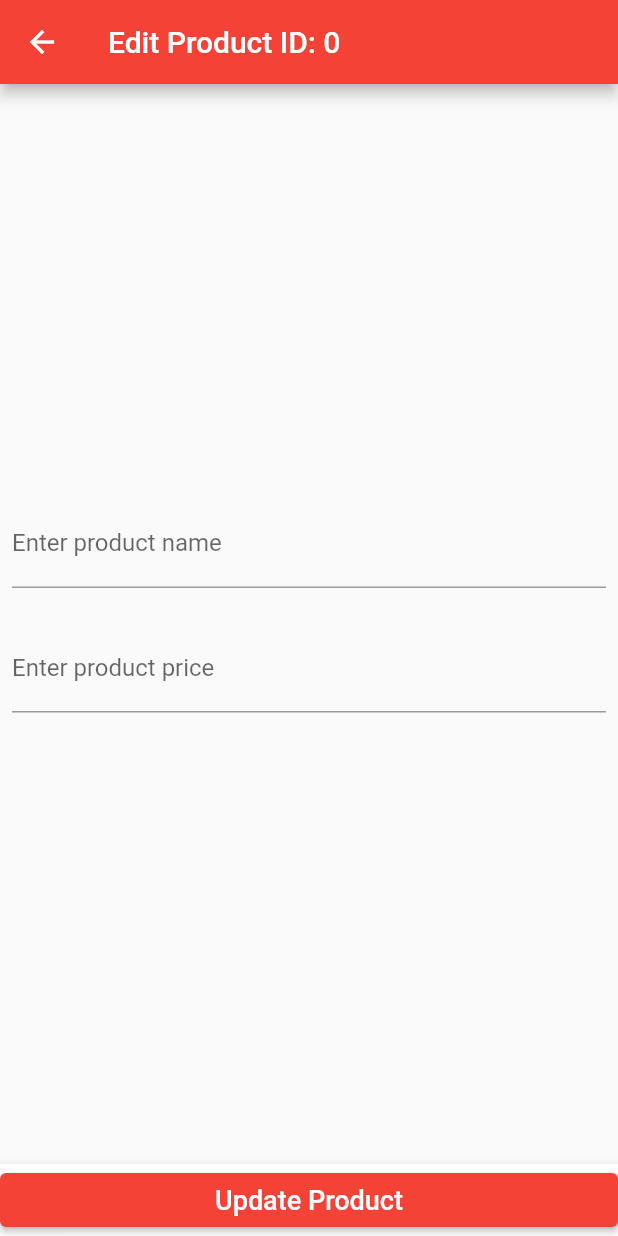
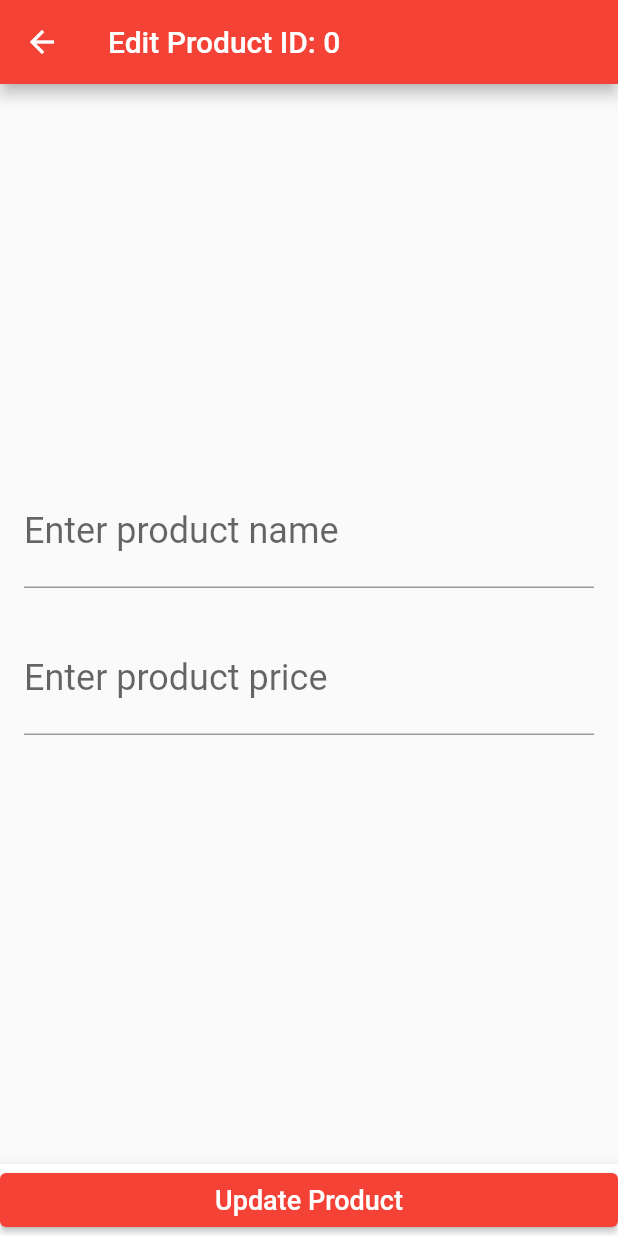
Before and after one commit to yusufrizalh/flutter-sales-report, a Flutter app: the ProductDetail screen opened directly with empty values, after a tap on the "edit" icon, on a phone screen of 412 x 824 dp. Run offline on Flutter 3.47's test engine with Material 2 defaults, Android fonts, the phone set to English and light mode, and no system bars; network calls fail.

Commit message:
fixing size

```diff
--- a/lib/base_url.dart
+++ b/lib/base_url.dart
@@ -1,7 +1,7 @@
 // ignore_for_file: non_constant_identifier_names
 
 class BaseUrl {
-  static String BASE_URL =
-      "https://fluttersalesreport.000webhostapp.com/sales-api";
-  // static String BASE_URL = "http://localhost/myphp/sales-api";
+  // static String BASE_URL =
+  //     "https://fluttersalesreport.000webhostapp.com/sales-api";
+  static String BASE_URL = "http://localhost/myphp/sales-api";
 }
--- a/lib/forms/form_page.dart
+++ b/lib/forms/form_page.dart
@@ -43,13 +43,15 @@ class _FormPageState extends State<FormPage> {
             controller: widget.productNameCtrl,
             keyboardType: TextInputType.text,
             decoration: InputDecoration(labelText: "Enter product name"),
+            style: TextStyle(fontSize: 24.0, color: Colors.black87),
             validator: _validateString,
           ),
           Padding(padding: EdgeInsets.all(12.0)),
           TextFormField(
             controller: widget.productPriceCtrl,
-            keyboardType: TextInputType.text,
+            keyboardType: TextInputType.number,
             decoration: InputDecoration(labelText: "Enter product price"),
+            style: TextStyle(fontSize: 24.0, color: Colors.black87),
             validator: _validateNumber,
           ),
           Padding(padding: EdgeInsets.all(12.0)),
--- a/lib/screens/products/product_detail.dart
+++ b/lib/screens/products/product_detail.dart
@@ -55,6 +55,7 @@ class _ProductDetailState extends State<ProductDetail> {
   Widget build(BuildContext context) {
     return Scaffold(
       appBar: AppBar(
+        title: Text('Product Detail - ${widget.productsModel.product_id}'),
         actions: <Widget>[
           IconButton(
             onPressed: (() => confirmDelete(context)),
@@ -66,17 +67,13 @@ class _ProductDetailState extends State<ProductDetail> {
         ],
       ),
       body: Center(
-        child: Container(
-          height: 300.0,
-          padding: EdgeInsets.all(8.0),
         child: Column(
           mainAxisAlignment: MainAxisAlignment.center,
+          crossAxisAlignment: CrossAxisAlignment.center,
           children: <Widget>[
-              Text(
-                "Product ID: ${widget.productsModel.product_id}",
-                style: TextStyle(fontSize: 16.0),
-              ),
-              Padding(padding: EdgeInsets.all(8.0)),
+            Column(
+              mainAxisAlignment: MainAxisAlignment.center,
+              children: <Widget>[
                 Text(
                   "Product Name: ${widget.productsModel.product_name}",
                   style: TextStyle(fontSize: 16.0),
@@ -89,6 +86,7 @@ class _ProductDetailState extends State<ProductDetail> {
                 Padding(padding: EdgeInsets.all(8.0)),
               ],
             ),
+          ],
         ),
       ),
       floatingActionButton: FloatingActionButton(
--- a/lib/screens/products/product_edit.dart
+++ b/lib/screens/products/product_edit.dart
@@ -51,7 +51,7 @@ class _ProductEditState extends State<ProductEdit> {
       ),
       body: Container(
         height: double.infinity,
-        padding: EdgeInsets.all(8.0),
+        padding: EdgeInsets.all(16.0),
         child: FormPage(
           formKey: formKey,
           productNameCtrl: productNameCtrl,
--- a/lib/screens/reports/report_front_detail_page.dart
+++ b/lib/screens/reports/report_front_detail_page.dart
@@ -54,6 +54,10 @@ class _ReportFrontDetailPageState extends State<ReportFrontDetailPage> {
         title: Text("Order ID - ${widget.reportModel.order_id.toString()}"),
       ),
       body: Card(
+        shape: RoundedRectangleBorder(
+          borderRadius: BorderRadius.circular(10.0),
+          side: BorderSide(color: Colors.grey.shade400),
+        ),
         child: Column(
           mainAxisAlignment: MainAxisAlignment.center,
           children: <Widget>[
```
Lines whose indentation alone changed are shown as unchanged.
